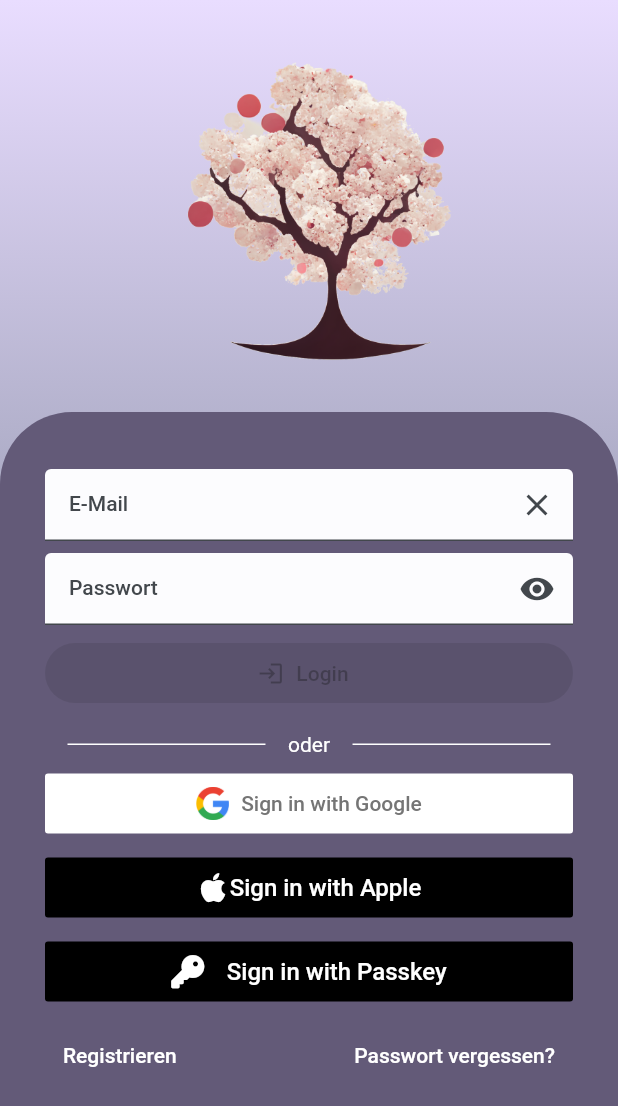
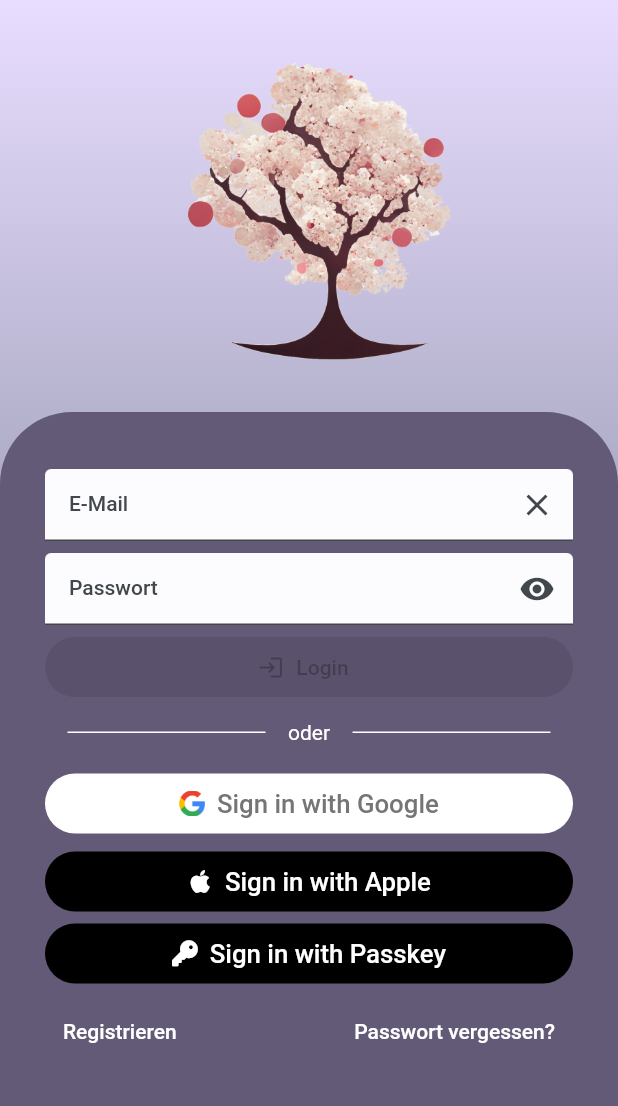
Before and after one commit to The-CodeCave/moodtracker, a Flutter app: the screen it shows after launch, on a phone screen of 412 x 824 dp. Shown: the top 1106 px of the screen. Run offline on Flutter 3.47's test engine with Material 2 defaults, Android fonts, the phone set to English and light mode, and no system bars; our stand-ins replace bloc, cloud_firestore, equatable, firebase_auth, firebase_core, flutter_bloc and 8 more; missing offline and left inert: dart:html; accounts and stored records are empty.

Commit message:
removed magic numbers

```diff
--- a/lib/constants.dart
+++ b/lib/constants.dart
@@ -1,4 +1,4 @@
 const functionsUrlBase = "https://europe-west3-moodtracker-e0978.cloudfunctions.net";
 const double defaultSpacerSize = 8;
-const double minButtonHeight = 40;
+const double loginButtonHeight = 40;
 const String logoAssetPath = 'assets/login_logo_complete_alpha.png';
--- a/lib/login/view/login_view.dart
+++ b/lib/login/view/login_view.dart
@@ -63,16 +63,17 @@ class LoginView extends HookWidget {
                         child: Column(
                           crossAxisAlignment: CrossAxisAlignment.center,
                           children: [
-                            SizedBox(height: defaultSpacerSize),
+                            const SizedBox(height: defaultSpacerSize),
                             LoginForm(),
-                            SizedBox(height: defaultSpacerSize),
+                            const SizedBox(height: defaultSpacerSize),
                             LoginTypeSeperator(),
+                            const SizedBox(height: defaultSpacerSize),
                             GoogleSignInButton(),
-                            SizedBox(height: defaultSpacerSize),
+                            const SizedBox(height: defaultSpacerSize),
                             AppleSignInButton(),
-                            SizedBox(height: defaultSpacerSize),
+                            const SizedBox(height: defaultSpacerSize),
                             PassKeySignInButton(),
-                            SizedBox(height: defaultSpacerSize),
+                            const SizedBox(height: defaultSpacerSize),
                             Row(
                               crossAxisAlignment: CrossAxisAlignment.center,
                               mainAxisAlignment: MainAxisAlignment.spaceBetween,
--- a/lib/login/widgets/apple_sign_in_button.dart
+++ b/lib/login/widgets/apple_sign_in_button.dart
@@ -6,6 +6,13 @@ import '../../constants.dart';
 import '../bloc/login_bloc.dart';
 
 class AppleSignInButton extends StatelessWidget {
+  // Font size should be 43% of button height according to apple design guidelines
+  // https://developer.apple.com/design/human-interface-guidelines/sign-in-with-apple#Creating-a-custom-Sign-in-with-Apple-button
+  final double fontSize = loginButtonHeight * 0.43;
+  final Color fontColor = Colors.white;
+  final Color buttonBackground = Colors.black;
+  final String signIn = 'Sign in with Apple';
+
   const AppleSignInButton({
     super.key,
   });
@@ -14,31 +21,34 @@ class AppleSignInButton extends StatelessWidget {
   Widget build(BuildContext context) {
     return BlocBuilder<LoginBloc, LoginState>(
       builder: (context, state) {
-        return MaterialButton(
-          elevation: 0.0,
-          onPressed: () async {
-            context.read<LoginBloc>().add(
-                  AppleLoginButtonPressed(),
-                );
+        return SizedBox(
+          height: loginButtonHeight,
+          child: FilledButton(
+            style: FilledButton.styleFrom(backgroundColor: buttonBackground),
+            onPressed: () {
+              context.read<LoginBloc>().add(AppleLoginButtonPressed());
             },
-          height: 40,
-          color: Colors.black,
             child: Padding(
-            padding: const EdgeInsets.all(8.0),
+              padding: const EdgeInsets.all(defaultSpacerSize),
               child: Row(
                 mainAxisAlignment: MainAxisAlignment.center,
                 children: [
                   Icon(
                     FontAwesomeIcons.apple,
-                  color: Colors.white,
-                  size: 22,
+                    color: fontColor,
+                    size: fontSize,
                   ),
-                SizedBox(height: defaultSpacerSize),
+                  SizedBox(width: defaultSpacerSize),
                   Text(
-                  "Sign in with Apple",
-                  style: TextStyle(color: Colors.white, fontSize: 16, fontWeight: FontWeight.w500),
+                    signIn,
+                    style: TextStyle(
+                      color: fontColor,
+                      fontSize: fontSize,
+                      fontWeight: FontWeight.w500,
+                    ),
                   ),
                 ],
+              ),
             ),
           ),
         );
--- a/lib/login/widgets/forgot_password_button.dart
+++ b/lib/login/widgets/forgot_password_button.dart
@@ -1,6 +1,7 @@
 import 'package:flutter/material.dart';
 
 class ForgotPasswordButton extends StatelessWidget {
+  final String forgotPassword = 'Passwort vergessen?';
   const ForgotPasswordButton({
     super.key,
   });
@@ -14,7 +15,7 @@ class ForgotPasswordButton extends StatelessWidget {
       onPressed: () {
         //TODO: Implement Forgot Password
       },
-      child: Text('Passwort vergessen?'),
+      child: Text(forgotPassword),
     );
   }
 }
--- a/lib/login/widgets/google_sign_in_button.dart
+++ b/lib/login/widgets/google_sign_in_button.dart
@@ -5,6 +5,12 @@ import '../../constants.dart';
 import '../bloc/login_bloc.dart';
 
 class GoogleSignInButton extends StatelessWidget {
+  final double fontSize = loginButtonHeight * 0.43;
+  final Color fontColor = const Color(0xFF757575);
+  final Color buttonBackground = Colors.white;
+  final String signIn = 'Sign in with Google';
+  final String assetPath = 'assets/googlelogo.png';
+
   const GoogleSignInButton({
     super.key,
   });
@@ -13,28 +19,29 @@ class GoogleSignInButton extends StatelessWidget {
   Widget build(BuildContext context) {
     return BlocBuilder<LoginBloc, LoginState>(
       builder: (context, state) {
-        return MaterialButton(
-          elevation: 0.0,
+        return FilledButton(
+          style: FilledButton.styleFrom(backgroundColor: buttonBackground),
           onPressed: () async {
             context.read<LoginBloc>().add(
                   GoogleLoginButtonPressed(),
                 );
           },
-          height: 40,
-          color: Colors.white,
           child: Padding(
-            padding: const EdgeInsets.all(8.0),
+            padding: const EdgeInsets.all(defaultSpacerSize),
             child: Row(
               mainAxisAlignment: MainAxisAlignment.center,
               children: [
-                Image.asset(
-                  'assets/googlelogo.png',
-                  height: 22,
+                SizedBox.square(
+                  dimension: fontSize,
+                  child: Image.asset(
+                    assetPath,
+                    fit: BoxFit.fill,
+                  ),
                 ),
                 SizedBox(width: defaultSpacerSize),
                 Text(
-                  "Sign in with Google",
-                  style: TextStyle(color: Color(0xFF757575), fontSize: 14, fontWeight: FontWeight.w500),
+                  signIn,
+                  style: TextStyle(color: fontColor, fontSize: fontSize, fontWeight: FontWeight.w500),
                 ),
               ],
             ),
--- a/lib/login/widgets/login_form.dart
+++ b/lib/login/widgets/login_form.dart
@@ -10,21 +10,22 @@ class LoginForm extends HookWidget {
     super.key,
   });
 
-  final String emailLabel = 'E-Mail';
-  final String passwordLabel = 'Passwort';
-  final String loginLabel = 'Login';
-  final email = useState<String?>(null);
-  final password = useState<String?>(null);
-  final hidePasswort = useState<bool>(true);
+  final String _emailLabel = 'E-Mail';
+  final String _passwordLabel = 'Passwort';
+  final String _loginLabel = 'Login';
+  final CircularProgressIndicator _progressIndicator = const CircularProgressIndicator(strokeWidth: 2.0);
+  final _email = useState<String?>(null);
+  final _password = useState<String?>(null);
+  final _hidePasswort = useState<bool>(true);
 
   @override
   Widget build(BuildContext context) {
     return Column(
       children: [
         TextFormField(
-          onChanged: (value) => email.value = value,
+          onChanged: (value) => _email.value = value,
           decoration: InputDecoration(
-            labelText: emailLabel,
+            labelText: _emailLabel,
             filled: true,
             suffixIcon: IconButton(
               onPressed: () {
@@ -35,36 +36,39 @@ class LoginForm extends HookWidget {
           ),
           keyboardType: TextInputType.emailAddress,
         ),
-        SizedBox(height: defaultSpacerSize),
+        const SizedBox(height: defaultSpacerSize),
         TextFormField(
-          onChanged: (value) => password.value = value,
-          obscureText: hidePasswort.value,
+          onChanged: (value) => _password.value = value,
+          obscureText: _hidePasswort.value,
           keyboardType: TextInputType.visiblePassword,
           decoration: InputDecoration(
-            labelText: passwordLabel,
+            labelText: _passwordLabel,
             filled: true,
             suffixIcon: IconButton(
               onPressed: () {
-                hidePasswort.value = !hidePasswort.value;
+                _hidePasswort.value = !_hidePasswort.value;
               },
-              icon: hidePasswort.value ? const Icon(Icons.visibility) : const Icon(Icons.visibility_off),
+              icon: _hidePasswort.value ? const Icon(Icons.visibility) : const Icon(Icons.visibility_off),
             ),
           ),
         ),
-        SizedBox(height: defaultSpacerSize),
+        const SizedBox(height: defaultSpacerSize),
         BlocBuilder<LoginBloc, LoginState>(
           builder: (context, state) {
-            return FilledButton.icon(
-              style: FilledButton.styleFrom(minimumSize: Size.fromHeight(minButtonHeight)),
-              onPressed: email.value == null || password.value == null || state is LoginLoading ? null : () => _login(context),
+            return SizedBox(
+              height: loginButtonHeight,
+              child: FilledButton.icon(
+                style: FilledButton.styleFrom(minimumSize: Size.fromHeight(loginButtonHeight)),
+                onPressed: _email.value == null || _password.value == null || state is LoginLoading ? null : () => _login(context),
                 icon: state is LoginLoading
                     ? SizedBox(
                         height: Theme.of(context).textTheme.labelLarge?.fontSize,
                         width: Theme.of(context).textTheme.labelLarge?.fontSize,
-                      child: CircularProgressIndicator(strokeWidth: 2.0),
+                        child: _progressIndicator,
                       )
                     : Icon(Icons.login),
-              label: Text("Login"),
+                label: Text(_loginLabel),
+              ),
             );
           },
         ),
@@ -75,8 +79,8 @@ class LoginForm extends HookWidget {
   void _login(BuildContext context) {
     context.read<LoginBloc>().add(
           LoginButtonPressed(
-            username: email.value!,
-            password: password.value!,
+            username: _email.value!,
+            password: _password.value!,
           ),
         );
   }
--- a/lib/login/widgets/login_type_seperator.dart
+++ b/lib/login/widgets/login_type_seperator.dart
@@ -1,6 +1,8 @@
 import 'package:flutter/material.dart';
 
 class LoginTypeSeperator extends StatelessWidget {
+  final String loginSeperatorText = 'oder';
+
   const LoginTypeSeperator({
     super.key,
   });
@@ -9,24 +11,35 @@ class LoginTypeSeperator extends StatelessWidget {
   Widget build(BuildContext context) {
     return Row(
       children: [
-        Expanded(
-            child: Padding(
-          padding: const EdgeInsets.all(15.0),
-          child: Container(color: Colors.white, height: 1),
-        )),
+        const LoginSeperatorLine(),
         Text(
-          "oder",
+          loginSeperatorText,
           style: TextStyle(
             inherit: true,
             color: Theme.of(context).colorScheme.onTertiary,
           ),
         ),
-        Expanded(
-            child: Padding(
-          padding: const EdgeInsets.all(15.0),
-          child: Container(color: Colors.white, height: 1),
-        )),
+        const LoginSeperatorLine(),
       ],
     );
   }
 }
+
+class LoginSeperatorLine extends StatelessWidget {
+  final EdgeInsets defaultPadding = const EdgeInsets.all(15.0);
+  final Color lineColor = Colors.white;
+  final double lineHeight = 1.0;
+
+  const LoginSeperatorLine({
+    super.key,
+  });
+
+  @override
+  Widget build(BuildContext context) {
+    return Expanded(
+        child: Padding(
+      padding: defaultPadding,
+      child: Container(color: Colors.white, height: 1),
+    ));
+  }
+}
--- a/lib/login/widgets/passkey_sign_in_button.dart
+++ b/lib/login/widgets/passkey_sign_in_button.dart
@@ -1,11 +1,17 @@
-import 'package:flutter/cupertino.dart';
 import 'package:flutter/material.dart';
 import 'package:flutter_bloc/flutter_bloc.dart';
 import 'package:font_awesome_flutter/font_awesome_flutter.dart';
+import 'package:moodtracker/constants.dart';
 
 import '../bloc/login_bloc.dart';
 
 class PassKeySignInButton extends StatelessWidget {
+  final double fontSize = loginButtonHeight * 0.43;
+  final double progressIndicatorStrokeWidth = 2;
+  final Color fontColor = Colors.white;
+  final Color buttonBackground = Colors.black;
+  final String signIn = "Sign in with Passkey";
+
   const PassKeySignInButton({
     super.key,
   });
@@ -14,45 +20,44 @@ class PassKeySignInButton extends StatelessWidget {
   Widget build(BuildContext context) {
     return BlocBuilder<LoginBloc, LoginState>(
       builder: (context, state) {
-        return MaterialButton(
-          elevation: 0.0,
+        return SizedBox(
+          height: loginButtonHeight,
+          child: FilledButton(
+            style: FilledButton.styleFrom(backgroundColor: buttonBackground),
             onPressed: () async {
               if (state is LoginLoadingPasskey) {
                 return;
               }
               context.read<LoginBloc>().add(LoginWithPasskey());
             },
-          height: 40,
-          color: Colors.black,
             child: state is LoginLoadingPasskey
                 ? Center(
                     child: SizedBox(
-                    height: 38,
-                    width: 38,
-                    child: Padding(
-                      padding: const EdgeInsets.all(5.0),
+                      height: fontSize,
+                      width: fontSize,
                       child: CircularProgressIndicator(
-                        color: Colors.white,
-                      ),
+                        strokeWidth: progressIndicatorStrokeWidth,
+                        color: fontColor,
                       ),
                     ),
                   )
                 : Padding(
-                  padding: const EdgeInsets.all(8.0),
+                    padding: const EdgeInsets.all(defaultSpacerSize),
                     child: Row(
                       mainAxisAlignment: MainAxisAlignment.center,
                       children: [
                         Icon(
                           FontAwesomeIcons.key,
-                        color: Colors.white,
-                        size: 22,
+                          color: fontColor,
+                          size: fontSize,
                         ),
-                      SizedBox(width: 15),
+                        SizedBox(width: defaultSpacerSize),
                         Text(
-                        "Sign in with Passkey",
-                        style: TextStyle(color: Colors.white, fontSize: 16, fontWeight: FontWeight.w500),
+                          signIn,
+                          style: TextStyle(color: fontColor, fontSize: fontSize, fontWeight: FontWeight.w500),
                         ),
                       ],
+                    ),
                   ),
           ),
         );
--- a/lib/login/widgets/register_button.dart
+++ b/lib/login/widgets/register_button.dart
@@ -4,6 +4,7 @@ import 'package:go_router/go_router.dart';
 import '../../router/app_router.dart';
 
 class RegisterButton extends StatelessWidget {
+  final String register = 'Registrieren';
   const RegisterButton({
     super.key,
   });
@@ -15,7 +16,7 @@ class RegisterButton extends StatelessWidget {
       onPressed: () {
         context.go(AppRoutes.register);
       },
-      child: Text('Registrieren'),
+      child: Text(register),
     );
   }
 }
```
Lines whose indentation alone changed are shown as unchanged.
